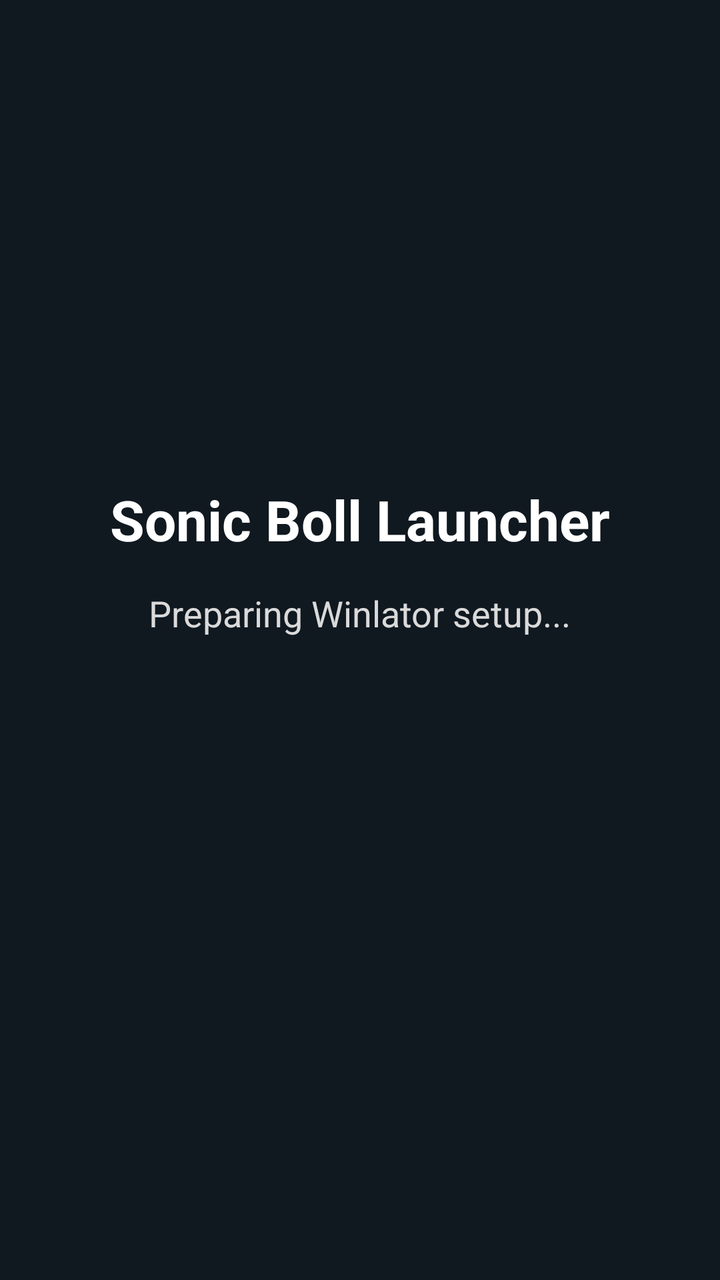
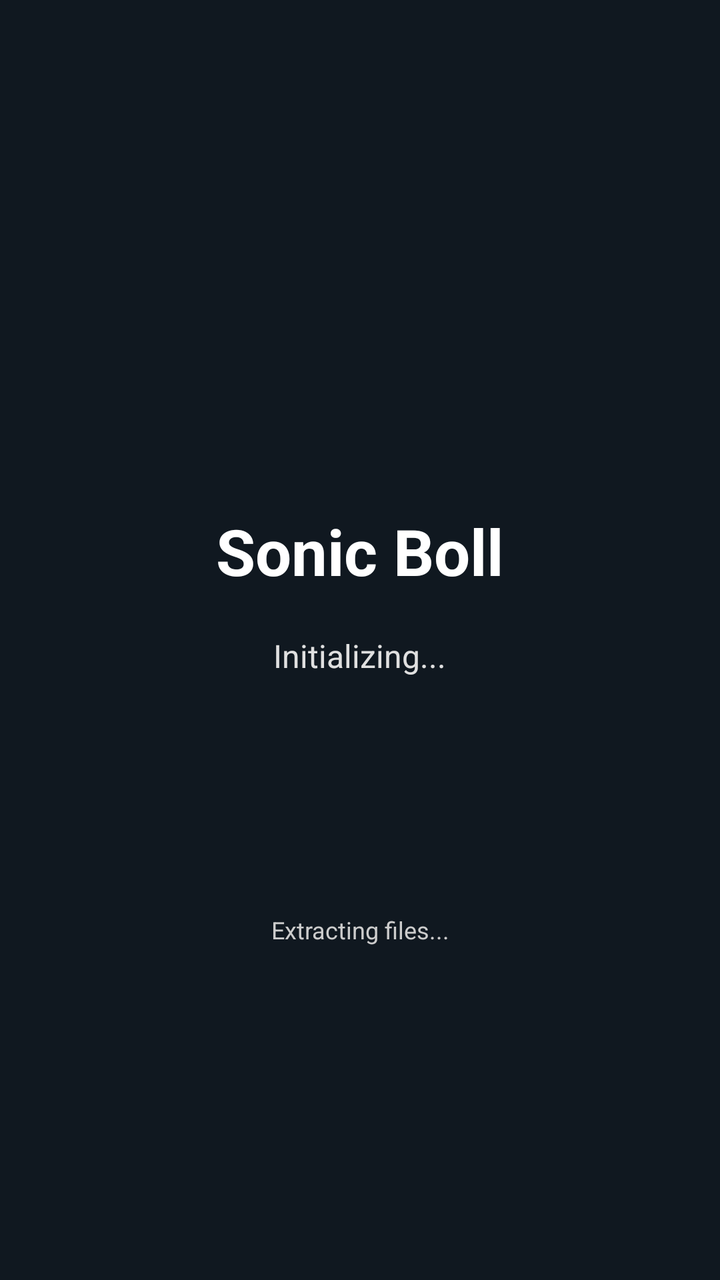

Before-and-after screenshots of an Android layout around one commit, followed by the original layout XML and the change that was made.
<!-- AndroidManifest.xml: fallback theme Theme.MaterialComponents.DayNight.NoActionBar -->
<!-- res/layout/activity_main.xml -->
<?xml version="1.0" encoding="utf-8"?>
<LinearLayout xmlns:android="http://schemas.android.com/apk/res/android"
    android:layout_width="match_parent"
    android:layout_height="match_parent"
    android:orientation="vertical"
    android:gravity="center"
    android:padding="24dp"
    android:background="#101820">

    <TextView
        android:layout_width="wrap_content"
        android:layout_height="wrap_content"
        android:text="Sonic Boll Launcher"
        android:textSize="28sp"
        android:textStyle="bold"
        android:textColor="#FFFFFF" />

    <TextView
        android:layout_width="wrap_content"
        android:layout_height="wrap_content"
        android:layout_marginTop="16dp"
        android:text="Preparing Winlator setup..."
        android:textColor="#DADADA"
        android:textSize="18sp" />

    <ProgressBar
        android:layout_width="match_parent"
        android:layout_height="wrap_content"
        android:layout_marginTop="32dp"
        android:indeterminate="true" />
</LinearLayout>
<!-- resources referenced by this layout -->
<resources>

</resources>

<!-- the commit's change to res/layout/activity_main.xml (unified diff, before → after) -->
@@ -3,29 +3,64 @@
     android:layout_width="match_parent"
     android:layout_height="match_parent"
     android:orientation="vertical"
-    android:gravity="center"
+    android:gravity="center_horizontal"
     android:padding="24dp"
     android:background="#101820">
 
+    
+    <ImageView
+        android:id="@+id/game_image"
+        android:layout_width="200dp"
+        android:layout_height="200dp"
+        android:contentDescription="@string/app_name"
+        android:scaleType="centerInside" />
+
+    
     <TextView
+        android:id="@+id/game_title"
         android:layout_width="wrap_content"
         android:layout_height="wrap_content"
-        android:text="Sonic Boll Launcher"
-        android:textSize="28sp"
+        android:layout_marginTop="30dp"
+        android:text="Sonic Boll"
+        android:textSize="32sp"
         android:textStyle="bold"
         android:textColor="#FFFFFF" />
 
+    
     <TextView
+        android:id="@+id/status_text"
         android:layout_width="wrap_content"
         android:layout_height="wrap_content"
-        android:layout_marginTop="16dp"
-        android:text="Preparing Winlator setup..."
-        android:textColor="#DADADA"
-        android:textSize="18sp" />
+        android:layout_marginTop="20dp"
+        android:text="Initializing..."
+        android:textSize="16sp"
+        android:textColor="#E0E0E0" />
 
+    
     <ProgressBar
+        android:id="@+id/progress_bar"
+        android:layout_width="200dp"
+        android:layout_height="wrap_content"
+        android:layout_marginTop="30dp"
+        android:indeterminate="true"
+        android:indeterminateTint="#FFFFFF" />
+
+    
+    <Space
+        android:layout_width="match_parent"
+        android:layout_height="30dp" />
+
+    
+    <TextView
+        android:id="@+id/files_list"
         android:layout_width="match_parent"
         android:layout_height="wrap_content"
-        android:layout_marginTop="32dp"
-        android:indeterminate="true" />
+        android:layout_marginTop="10dp"
+        android:text="Extracting files..."
+        android:textSize="12sp"
+        android:textColor="#CCCCCC"
+        android:gravity="center"
+        android:maxLines="10"
+        android:ellipsize="end" />
+
 </LinearLayout>
